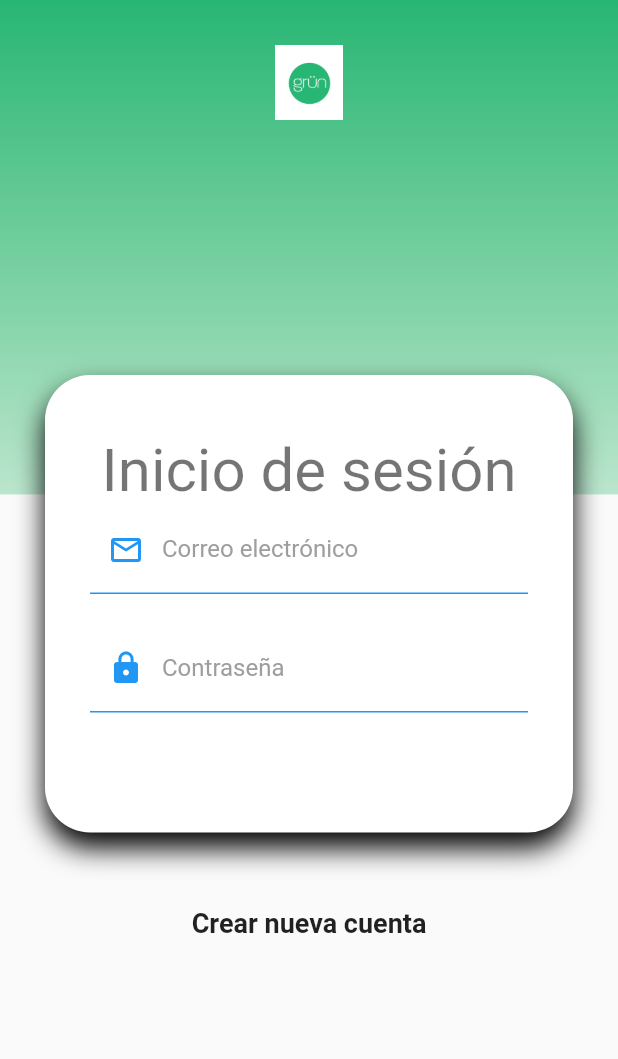
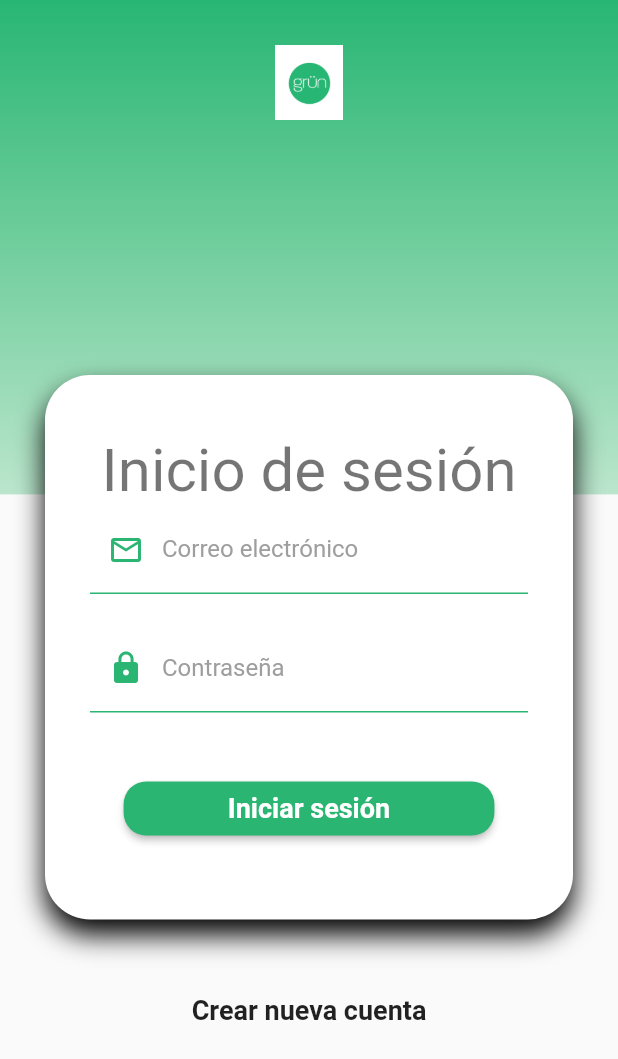
Before and after one commit to AlejandroMartinez02/TFC_22-23, a Flutter app: the screen it shows after launch, on a phone screen of 412 x 824 dp. Shown: the top 1059 px of the screen. Run offline on Flutter 3.47's test engine with Material 2 defaults, Android fonts, the light colour scheme and no system bars; Roboto replaces fonts that are missing (Calibri).

Commit message:
Basic Login Design
a basic login design was created. Functionality is missing, i've to learn how to work with tokens in dart.

```diff
--- a/Frontend/Client/grun_mobileapp/lib/main.dart
+++ b/Frontend/Client/grun_mobileapp/lib/main.dart
@@ -1,7 +1,9 @@
 import 'package:flutter/material.dart';
 import 'package:grun_mobileapp/screens/screens.dart';
 
-void main() => runApp(const MyApp());
+void main() {
+  runApp(const MyApp());
+}
 
 class MyApp extends StatelessWidget {
   const MyApp({super.key});
@@ -15,9 +17,9 @@ class MyApp extends StatelessWidget {
         initialRoute: 'login',
         routes: {
           'login': (_) => const LoginScreen(),
-          'home': (_) => const HomeScreen()},
-        theme: ThemeData.light().copyWith(
-            appBarTheme:
-                const AppBarTheme(color: Color.fromARGB(255, 43, 181, 114))));
+          'home': (_) => const HomeScreen()
+        },
+        theme: ThemeData.light()
+            .copyWith(primaryColor: const Color.fromARGB(255, 43, 181, 114)));
   }
 }
--- /dev/null
+++ b/Frontend/Client/grun_mobileapp/lib/providers/login_form_provider.dart
@@ -0,0 +1,14 @@
+import 'package:flutter/material.dart';
+
+class LoginFormProvider extends ChangeNotifier {
+  GlobalKey<FormState> formKey = GlobalKey();
+
+  String? email = '';
+  String? password = '';
+
+  bool isLoading = false;
+
+  bool isValidForm() {
+    return formKey.currentState?.validate() ?? false;
+  }
+}
--- a/Frontend/Client/grun_mobileapp/lib/screens/login_screen.dart
+++ b/Frontend/Client/grun_mobileapp/lib/screens/login_screen.dart
@@ -1,4 +1,7 @@
 import 'package:flutter/material.dart';
+import 'package:provider/provider.dart';
+
+import 'package:grun_mobileapp/providers/login_form_provider.dart';
 import '../widgets/login_widgets/login_widgets.dart';
 
 class LoginScreen extends StatelessWidget {
@@ -19,41 +22,19 @@ class LoginScreen extends StatelessWidget {
               ),
               Text('Inicio de sesión',
                   style: Theme.of(context).textTheme.headlineLarge),
-              _LoginForm(),
-              const SizedBox(height: 50),
+              ChangeNotifierProvider(
+                create: (_) => LoginFormProvider(),
+                child: const LoginForm(),
+              ),
+              const SizedBox(height: 20),
             ],
           )),
           const SizedBox(height: 50),
           const Text('Crear nueva cuenta',
-              style: TextStyle(fontSize: 18, fontWeight: FontWeight.bold))
+              style: TextStyle(fontSize: 18, fontWeight: FontWeight.bold)),
+          const SizedBox(height: 50),
         ]),
       )),
     );
   }
 }
-
-class _LoginForm extends StatelessWidget {
-  @override
-  Widget build(BuildContext context) {
-    return Form(
-        child: Column(
-      children: const [
-        LoginTextBox(
-            text: "",
-            inputType: TextInputType.emailAddress,
-            icon: Icons.email_outlined,
-            hintText: "alejandro@gmail.com",
-            labelText: "Correo electrónico"),
-        SizedBox(height: 20),
-        LoginTextBox(
-          text: "",
-          inputType: TextInputType.visiblePassword,
-          icon: Icons.lock,
-          hintText: "ContraseñaSegura1234_",
-          labelText: "Contraseña",
-          obscureText: true,
-        )
-      ],
-    ));
-  }
-}
--- /dev/null
+++ b/Frontend/Client/grun_mobileapp/lib/utils/utils.dart
@@ -0,0 +1 @@
+export 'package:grun_mobileapp/utils/validators.dart';
--- a/Frontend/Client/grun_mobileapp/lib/widgets/login_widgets/card_container.dart
+++ b/Frontend/Client/grun_mobileapp/lib/widgets/login_widgets/card_container.dart
@@ -1,6 +1,4 @@
 import 'package:flutter/material.dart';
-import 'package:flutter/src/widgets/framework.dart';
-import 'package:flutter/src/widgets/placeholder.dart';
 
 class CardContainer extends StatelessWidget {
   const CardContainer({super.key, required this.child});
@@ -10,9 +8,9 @@ class CardContainer extends StatelessWidget {
   @override
   Widget build(BuildContext context) {
     return Padding(
-      padding: EdgeInsets.symmetric(horizontal: 30),
+      padding: const EdgeInsets.symmetric(horizontal: 30),
       child: Container(
-        padding: EdgeInsets.all(30),
+        padding: const EdgeInsets.all(30),
         width: double.infinity,
         decoration: _createCardShape(),
         child: child,
--- /dev/null
+++ b/Frontend/Client/grun_mobileapp/lib/widgets/login_widgets/login_button.dart
@@ -0,0 +1,29 @@
+import 'package:flutter/material.dart';
+
+class LoginButton extends StatelessWidget {
+  final VoidCallback onPressed;
+
+  const LoginButton({super.key, required this.onPressed});
+
+  @override
+  Widget build(BuildContext context) {
+    final size = MediaQuery.of(context).size;
+    return MaterialButton(
+      minWidth: size.height * 0.3,
+      shape: RoundedRectangleBorder(borderRadius: BorderRadius.circular(15)),
+      textColor: Colors.white,
+      color: Theme.of(context).primaryColor,
+      onPressed: onPressed,
+      child: Text(
+        "Iniciar sesión",
+        style: _buttonTextStyle(),
+      ),
+    );
+  }
+
+  TextStyle _buttonTextStyle() => const TextStyle(
+        fontFamily: "Calibri",
+        fontSize: 18,
+        fontWeight: FontWeight.bold,
+      );
+}
--- /dev/null
+++ b/Frontend/Client/grun_mobileapp/lib/widgets/login_widgets/login_form.dart
@@ -0,0 +1,45 @@
+import 'package:flutter/material.dart';
+import 'package:provider/provider.dart';
+
+import 'login_widgets.dart';
+import '../../providers/login_form_provider.dart';
+import '../../utils/utils.dart';
+
+class LoginForm extends StatelessWidget {
+  const LoginForm({super.key});
+
+  @override
+  Widget build(BuildContext context) {
+    final loginForm = Provider.of<LoginFormProvider>(context);
+
+    return Form(
+        key: loginForm.formKey,
+        autovalidateMode: AutovalidateMode.onUserInteraction,
+        child: Column(
+          children: [
+            LoginTextBox(
+              onChanged: (value) => loginForm.email = value,
+              inputType: TextInputType.emailAddress,
+              icon: Icons.email_outlined,
+              hintText: "ejemplo_correo10@gmail.com",
+              labelText: "Correo electrónico",
+              validator: (value) => Validations.emailValidator(value),
+            ),
+            const SizedBox(height: 20),
+            LoginTextBox(
+              onChanged: (value) => loginForm.password = value,
+              inputType: TextInputType.visiblePassword,
+              icon: Icons.lock,
+              hintText: "*******",
+              labelText: "Contraseña",
+              obscureText: true,
+              validator: (value) => Validations.passwordValidator(value),
+            ),
+            const SizedBox(
+              height: 40,
+            ),
+            LoginButton(onPressed: () => {})
+          ],
+        ));
+  }
+}
--- a/Frontend/Client/grun_mobileapp/lib/widgets/login_widgets/login_widgets.dart
+++ b/Frontend/Client/grun_mobileapp/lib/widgets/login_widgets/login_widgets.dart
@@ -1,3 +1,5 @@
 export 'package:grun_mobileapp/widgets/login_widgets/card_container.dart';
 export 'package:grun_mobileapp/widgets/login_widgets/login_background.dart';
+export 'package:grun_mobileapp/widgets/login_widgets/login_button.dart';
+export 'package:grun_mobileapp/widgets/login_widgets/login_form.dart';
 export 'package:grun_mobileapp/widgets/login_widgets/textbox.dart';
--- a/Frontend/Client/grun_mobileapp/lib/widgets/login_widgets/textbox.dart
+++ b/Frontend/Client/grun_mobileapp/lib/widgets/login_widgets/textbox.dart
@@ -1,21 +1,24 @@
 import 'package:flutter/material.dart';
 
 class LoginTextBox extends StatelessWidget {
-  final String text;
+  final Function(String?) onChanged;
   final TextInputType inputType;
   final IconData icon;
   final String hintText;
   final String labelText;
   final bool obscureText;
+  final String? Function(String?) validator;
 
-  const LoginTextBox(
-      {super.key,
-      required this.text,
-      required this.inputType,
-      required this.icon,
-      required this.hintText,
-      required this.labelText,
-      this.obscureText = false});
+  const LoginTextBox({
+    super.key,
+    required this.onChanged,
+    required this.inputType,
+    required this.icon,
+    required this.hintText,
+    required this.labelText,
+    this.obscureText = false,
+    required this.validator,
+  });
 
   @override
   Widget build(BuildContext context) {
@@ -23,8 +26,10 @@ class LoginTextBox extends StatelessWidget {
     return TextFormField(
       autofocus: false,
       initialValue: '',
+      onChanged: onChanged,
       keyboardType: inputType,
       obscureText: obscureText,
+      validator: validator,
       decoration: InputDecoration(
           hintText: hintText,
           label: Text(
```
Also changed, not shown: Frontend/Client/grun_mobileapp/lib/utils/validators.dart (added, +18 -0 lines), Frontend/Client/grun_mobileapp/lib/widgets/login_widgets/login_background.dart (+29 -28 lines), Frontend/Client/grun_mobileapp/pubspec.yaml (+28 -35 lines).
